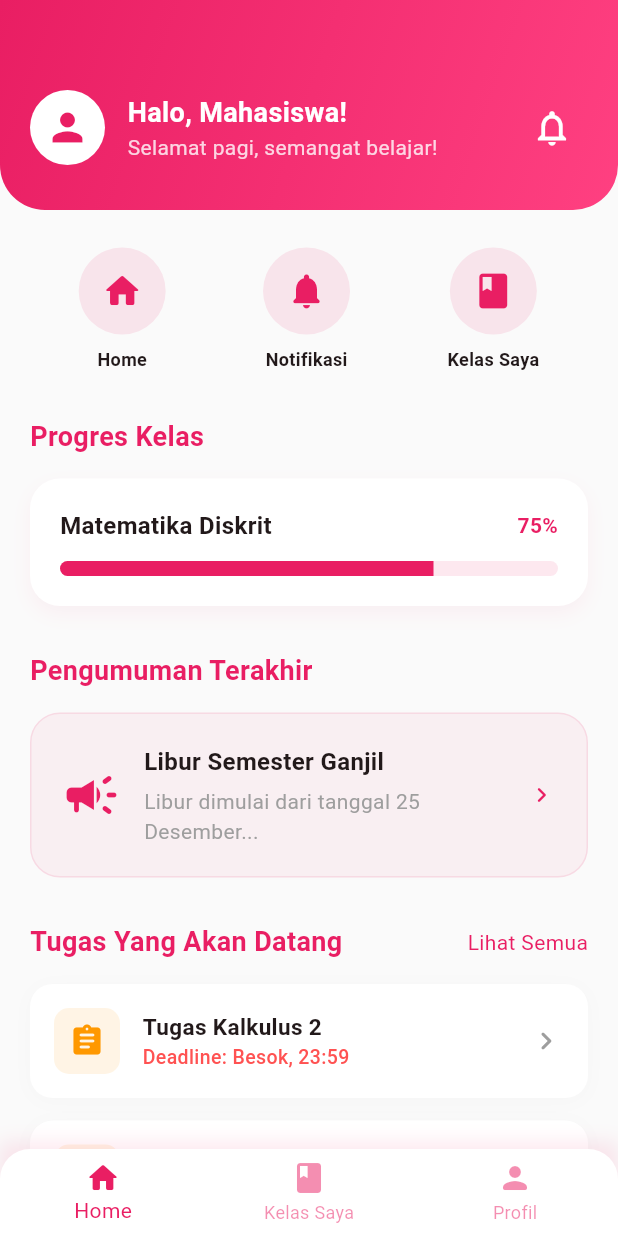
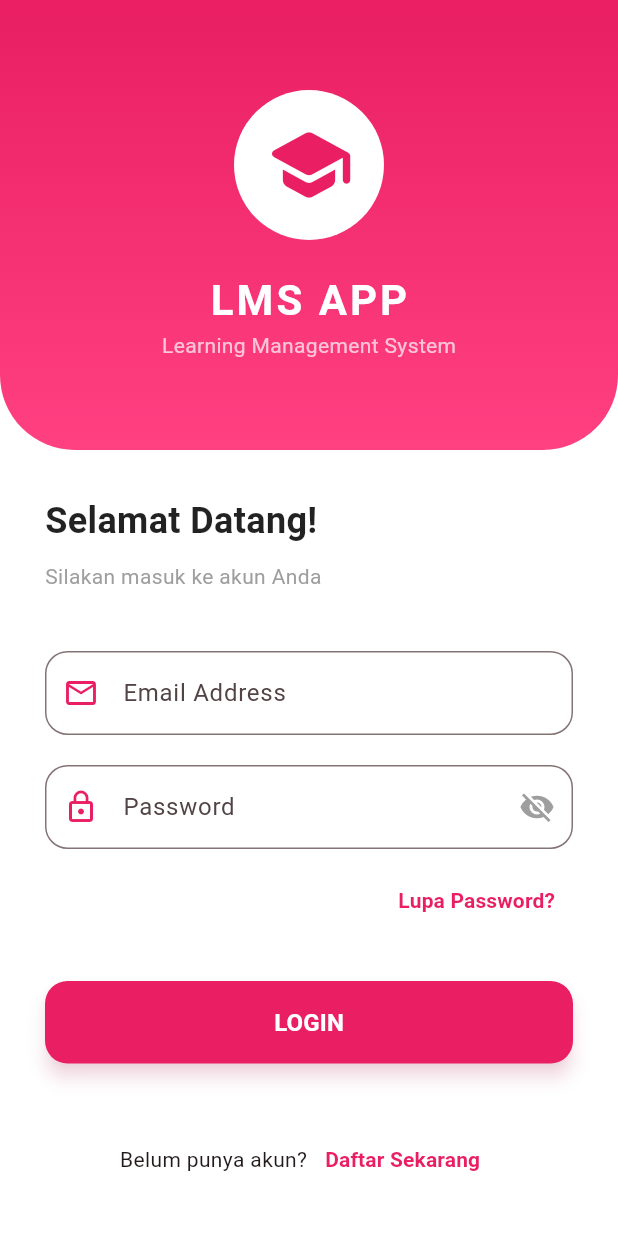
Before and after one commit to Azztldwyh/lms-app, a Flutter app: the screen it shows after launch, on a phone screen of 412 x 824 dp. Run offline on Flutter 3.47's test engine with Material 3 defaults, Android fonts, the phone set to English and light mode, and no system bars.

Commit message:
Menambahkan halaman login

```diff
--- a/lib/main.dart
+++ b/lib/main.dart
@@ -1,5 +1,6 @@
 import 'package:flutter/material.dart';
 import 'screens/main_screen.dart';
+import 'screens/login_page.dart';
 
 void main() {
   runApp(const MyApp());
@@ -32,7 +33,7 @@ class MyApp extends StatelessWidget {
         ),
         scaffoldBackgroundColor: Colors.grey[50],
       ),
-      home: const MainScreen(),
+      home: const LoginPage(),
     );
   }
 }
--- /dev/null
+++ b/lib/screens/login_page.dart
@@ -0,0 +1,218 @@
+import 'package:flutter/material.dart';
+import 'main_screen.dart';
+
+class LoginPage extends StatefulWidget {
+  const LoginPage({super.key});
+
+  @override
+  State<LoginPage> createState() => _LoginPageState();
+}
+
+class _LoginPageState extends State<LoginPage> {
+  bool _isPasswordVisible = false;
+  final _formKey = GlobalKey<FormState>();
+
+  @override
+  Widget build(BuildContext context) {
+    return Scaffold(
+      backgroundColor: Colors.white,
+      body: SingleChildScrollView(
+        child: Column(
+          children: [
+            // Header with Image or Logo
+            Container(
+              height: 300,
+              decoration: const BoxDecoration(
+                gradient: LinearGradient(
+                  colors: [Colors.pink, Colors.pinkAccent],
+                  begin: Alignment.topCenter,
+                  end: Alignment.bottomCenter,
+                ),
+                borderRadius: BorderRadius.only(
+                  bottomLeft: Radius.circular(50),
+                  bottomRight: Radius.circular(50),
+                ),
+              ),
+              child: Center(
+                child: Column(
+                  mainAxisAlignment: MainAxisAlignment.center,
+                  children: [
+                    Container(
+                      padding: const EdgeInsets.all(20),
+                      decoration: const BoxDecoration(
+                        color: Colors.white,
+                        shape: BoxShape.circle,
+                      ),
+                      child: const Icon(Icons.school_rounded, color: Colors.pink, size: 60),
+                    ),
+                    const SizedBox(height: 20),
+                    const Text(
+                      'LMS APP',
+                      style: TextStyle(
+                        color: Colors.white,
+                        fontSize: 28,
+                        fontWeight: FontWeight.bold,
+                        letterSpacing: 2,
+                      ),
+                    ),
+                    const Text(
+                      'Learning Management System',
+                      style: TextStyle(
+                        color: Colors.white70,
+                        fontSize: 14,
+                      ),
+                    ),
+                  ],
+                ),
+              ),
+            ),
+
+            Padding(
+              padding: const EdgeInsets.all(30),
+              child: Form(
+                key: _formKey,
+                child: Column(
+                  crossAxisAlignment: CrossAxisAlignment.start,
+                  children: [
+                    const Text(
+                      'Selamat Datang!',
+                      style: TextStyle(
+                        fontSize: 24,
+                        fontWeight: FontWeight.bold,
+                        color: Colors.black87,
+                      ),
+                    ),
+                    const SizedBox(height: 10),
+                    const Text(
+                      'Silakan masuk ke akun Anda',
+                      style: TextStyle(color: Colors.grey),
+                    ),
+                    const SizedBox(height: 40),
+
+                    // Email Field
+                    TextFormField(
+                      decoration: InputDecoration(
+                        labelText: 'Email Address',
+                        prefixIcon: const Icon(Icons.email_outlined, color: Colors.pink),
+                        border: OutlineInputBorder(
+                          borderRadius: BorderRadius.circular(15),
+                        ),
+                        focusedBorder: OutlineInputBorder(
+                          borderRadius: BorderRadius.circular(15),
+                          borderSide: const BorderSide(color: Colors.pink, width: 2),
+                        ),
+                      ),
+                      validator: (value) {
+                        if (value == null || value.isEmpty) {
+                          return 'Harap masukkan email';
+                        }
+                        return null;
+                      },
+                    ),
+                    const SizedBox(height: 20),
+
+                    // Password Field
+                    TextFormField(
+                      obscureText: !_isPasswordVisible,
+                      decoration: InputDecoration(
+                        labelText: 'Password',
+                        prefixIcon: const Icon(Icons.lock_outline, color: Colors.pink),
+                        suffixIcon: IconButton(
+                          icon: Icon(
+                            _isPasswordVisible ? Icons.visibility : Icons.visibility_off,
+                            color: Colors.grey,
+                          ),
+                          onPressed: () {
+                            setState(() {
+                              _isPasswordVisible = !_isPasswordVisible;
+                            });
+                          },
+                        ),
+                        border: OutlineInputBorder(
+                          borderRadius: BorderRadius.circular(15),
+                        ),
+                        focusedBorder: OutlineInputBorder(
+                          borderRadius: BorderRadius.circular(15),
+                          borderSide: const BorderSide(color: Colors.pink, width: 2),
+                        ),
+                      ),
+                      validator: (value) {
+                        if (value == null || value.isEmpty) {
+                          return 'Harap masukkan password';
+                        }
+                        return null;
+                      },
+                    ),
+
+                    const SizedBox(height: 10),
+                    Align(
+                      alignment: Alignment.centerRight,
+                      child: TextButton(
+                        onPressed: () {},
+                        child: const Text(
+                          'Lupa Password?',
+                          style: TextStyle(color: Colors.pink, fontWeight: FontWeight.bold),
+                        ),
+                      ),
+                    ),
+
+                    const SizedBox(height: 30),
+
+                    // Login Button
+                    SizedBox(
+                      width: double.infinity,
+                      height: 55,
+                      child: ElevatedButton(
+                        onPressed: () {
+                          if (_formKey.currentState!.validate()) {
+                            Navigator.pushReplacement(
+                              context,
+                              MaterialPageRoute(builder: (context) => const MainScreen()),
+                            );
+                          }
+                        },
+                        style: ElevatedButton.styleFrom(
+                          backgroundColor: Colors.pink,
+                          foregroundColor: Colors.white,
+                          shape: RoundedRectangleBorder(
+                            borderRadius: BorderRadius.circular(15),
+                          ),
+                          elevation: 5,
+                          shadowColor: Colors.pink.withOpacity(0.3),
+                        ),
+                        child: const Text(
+                          'LOGIN',
+                          style: TextStyle(fontSize: 16, fontWeight: FontWeight.bold),
+                        ),
+                      ),
+                    ),
+
+                    const SizedBox(height: 40),
+
+                    // Register Link
+                    Row(
+                      mainAxisAlignment: MainAxisAlignment.center,
+                      children: [
+                        const Text('Belum punya akun?'),
+                        TextButton(
+                          onPressed: () {},
+                          child: const Text(
+                            'Daftar Sekarang',
+                            style: TextStyle(
+                              color: Colors.pink,
+                              fontWeight: FontWeight.bold,
+                            ),
+                          ),
+                        ),
+                      ],
+                    ),
+                  ],
+                ),
+              ),
+            ),
+          ],
+        ),
+      ),
+    );
+  }
+}
--- a/lib/screens/profile_page.dart
+++ b/lib/screens/profile_page.dart
@@ -1,8 +1,41 @@
 import 'package:flutter/material.dart';
 import 'edit_profile_page.dart';
+import 'login_page.dart';
 
 class ProfilePage extends StatelessWidget {
   const ProfilePage({super.key});
+
+  void _showLogoutDialog(BuildContext context) {
+    showDialog(
+      context: context,
+      builder: (context) => AlertDialog(
+        shape: RoundedRectangleBorder(borderRadius: BorderRadius.circular(20)),
+        title: const Text('Log Out', style: TextStyle(fontWeight: FontWeight.bold)),
+        content: const Text('Apakah Anda yakin ingin keluar dari aplikasi?'),
+        actions: [
+          TextButton(
+            onPressed: () => Navigator.pop(context),
+            child: const Text('Batal', style: TextStyle(color: Colors.grey)),
+          ),
+          ElevatedButton(
+            onPressed: () {
+              Navigator.pop(context); // Close dialog
+              Navigator.pushAndRemoveUntil(
+                context,
+                MaterialPageRoute(builder: (context) => const LoginPage()),
+                (route) => false, // Remove all previous screens
+              );
+            },
+            style: ElevatedButton.styleFrom(
+              backgroundColor: Colors.pink,
+              shape: RoundedRectangleBorder(borderRadius: BorderRadius.circular(10)),
+            ),
+            child: const Text('Ya, Keluar', style: TextStyle(color: Colors.white)),
+          ),
+        ],
+      ),
+    );
+  }
 
   @override
   Widget build(BuildContext context) {
@@ -124,7 +157,13 @@ class ProfilePage extends StatelessWidget {
                   _buildMenuItem(context, Icons.person_outline_rounded, 'Informasi User'),
                   _buildMenuItem(context, Icons.security_rounded, 'Aktivitas Login'),
                   const SizedBox(height: 10),
-                  _buildMenuItem(context, Icons.logout_rounded, 'Log Out', isLogout: true),
+                  _buildMenuItem(
+                    context,
+                    Icons.logout_rounded,
+                    'Log Out',
+                    isLogout: true,
+                    onTap: () => _showLogoutDialog(context),
+                  ),
                 ],
               ),
             ),
```
